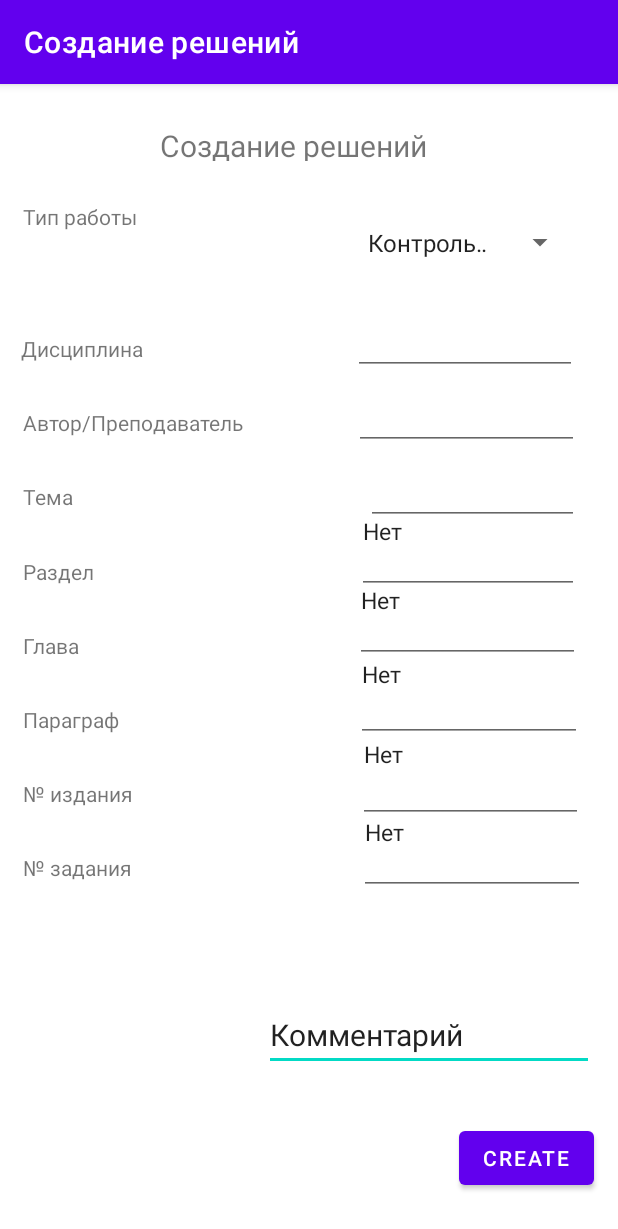
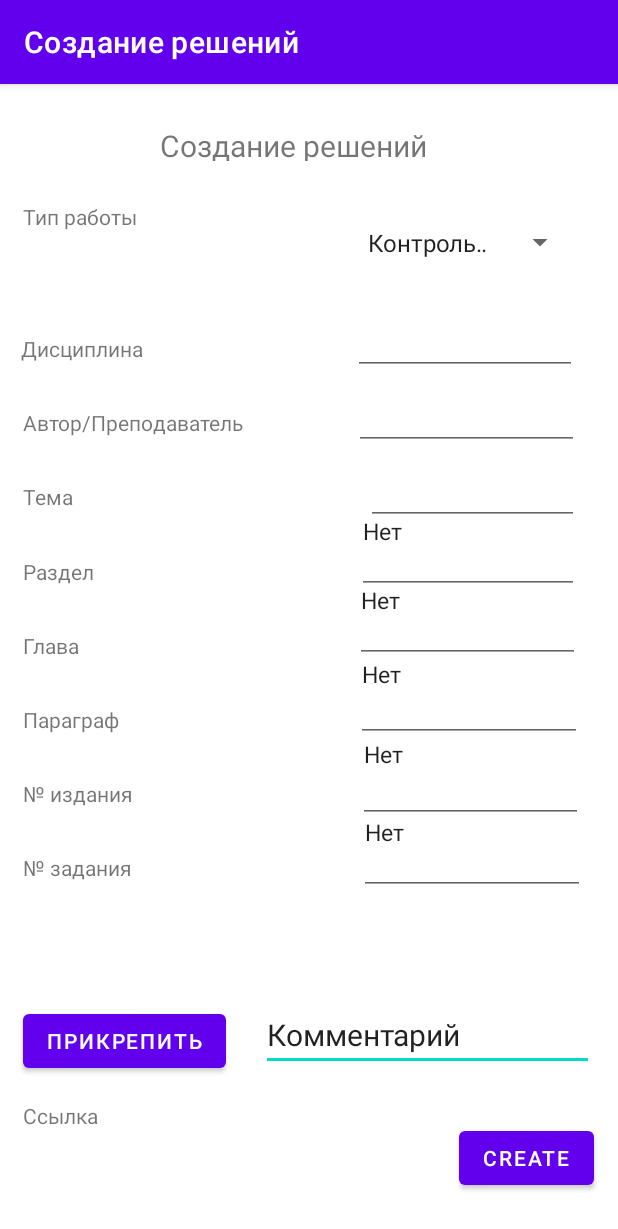
Before and after one commit to AleksandrMandrov/Bank-of-information, an Android app: the Download screen opened directly, with no data from a screen before it, on a phone screen of 412 x 824 dp. Shown: the top 1229 px of the screen. Run offline under Robolectric (Android 15) with nearby library versions, the phone set to English and light mode, and no system bars.

Commit message:
Downloadpage

```diff
--- a/app/src/main/AndroidManifest.xml
+++ b/app/src/main/AndroidManifest.xml
@@ -5,7 +5,7 @@
     <application
         android:allowBackup="true"
         android:icon="@mipmap/ic_launcher"
-        android:label="@string/app_name"
+        android:label="Bank of information"
         android:roundIcon="@mipmap/ic_launcher_round"
         android:supportsRtl="true"
         android:theme="@style/Theme.MyApplication">
--- a/app/src/main/java/com/example/myapplication/Download.java
+++ b/app/src/main/java/com/example/myapplication/Download.java
@@ -9,7 +9,16 @@ import android.widget.AutoCompleteTextView;
 import java.util.Arrays;
 import java.util.List;
 
+import android.content.Intent;
+import android.view.View;
+import android.widget.Button;
+import android.widget.TextView;
+
+
 public class Download extends AppCompatActivity {
+    TextView textFile;
+
+    private static final int PICKFILE_RESULT_CODE = 1;
     @Override
     public void setTitle(int titleId) {
         super.setTitle(titleId);
@@ -45,5 +54,40 @@ public class Download extends AppCompatActivity {
         ArrayAdapter<String> adapter4 = new ArrayAdapter<>(
                 this, android.R.layout.simple_dropdown_item_1line, Theme);
         autoCompleteTextView4.setAdapter(adapter4);
+
+
+
+
+
+        setContentView(R.layout.activity_download);
+
+        Button buttonPick = (Button)findViewById(R.id.button2);
+        textFile = (TextView)findViewById(R.id.textView12);
+
+        buttonPick.setOnClickListener(new Button.OnClickListener(){
+
+            @Override
+            public void onClick(View arg0) {
+                // TODO Auto-generated method stub
+
+                Intent intent = new Intent(Intent.ACTION_GET_CONTENT);
+                intent.setType("file/.pdf");
+                startActivityForResult(intent,PICKFILE_RESULT_CODE);
+
+            }});
+    }
+
+    @Override
+    protected void onActivityResult(int requestCode, int resultCode, Intent data) {
+        // TODO Auto-generated method stub
+        switch(requestCode){
+            case PICKFILE_RESULT_CODE:
+                if(resultCode==RESULT_OK){
+                    String FilePath = data.getData().getPath();
+                    textFile.setText(FilePath);
+                }
+                break;
+
+        }
     }
 }
--- a/app/src/main/res/layout/activity_download.xml
+++ b/app/src/main/res/layout/activity_download.xml
@@ -176,7 +176,7 @@
 
     <EditText
         android:id="@+id/editTextTextPostalAddress8"
-        android:layout_width="220dp"
+        android:layout_width="0dp"
         android:layout_height="46dp"
         android:layout_marginEnd="16dp"
         android:ems="10"
@@ -185,6 +185,7 @@
         android:textSize="20sp"
         app:layout_constraintBottom_toBottomOf="parent"
         app:layout_constraintEnd_toEndOf="parent"
+        app:layout_constraintStart_toEndOf="@+id/button2"
         app:layout_constraintTop_toTopOf="parent"
         app:layout_constraintVertical_bias="0.848" />
 
@@ -316,5 +317,26 @@
         app:layout_constraintStart_toEndOf="@+id/textView11"
         app:layout_constraintTop_toTopOf="parent" />
 
+    <Button
+        android:id="@+id/button2"
+        android:layout_width="wrap_content"
+        android:layout_height="wrap_content"
+        android:layout_marginStart="15dp"
+        android:layout_marginEnd="23dp"
+        android:text="Прикрепить"
+        app:layout_constraintBaseline_toBaselineOf="@+id/editTextTextPostalAddress8"
+        app:layout_constraintEnd_toStartOf="@+id/editTextTextPostalAddress8"
+        app:layout_constraintStart_toStartOf="parent" />
+
+    <TextView
+        android:id="@+id/textView12"
+        android:layout_width="wrap_content"
+        android:layout_height="wrap_content"
+        android:layout_marginStart="15dp"
+        android:layout_marginTop="16dp"
+        android:text="Ссылка"
+        app:layout_constraintStart_toStartOf="parent"
+        app:layout_constraintTop_toBottomOf="@+id/button2" />
+
 
 </androidx.constraintlayout.widget.ConstraintLayout>
--- a/app/src/main/res/values/strings.xml
+++ b/app/src/main/res/values/strings.xml
@@ -1,5 +1,5 @@
 <resources>
-    <string name="app_name">superName</string>
+    <string name="app_name">Bank of Information</string>
     <string name="password_instruction">Your password must consist of this and that (this requirement awaits the edition)</string>
     <string-array name="creatingSolutions">
         <item>Тип работы</item>
```
